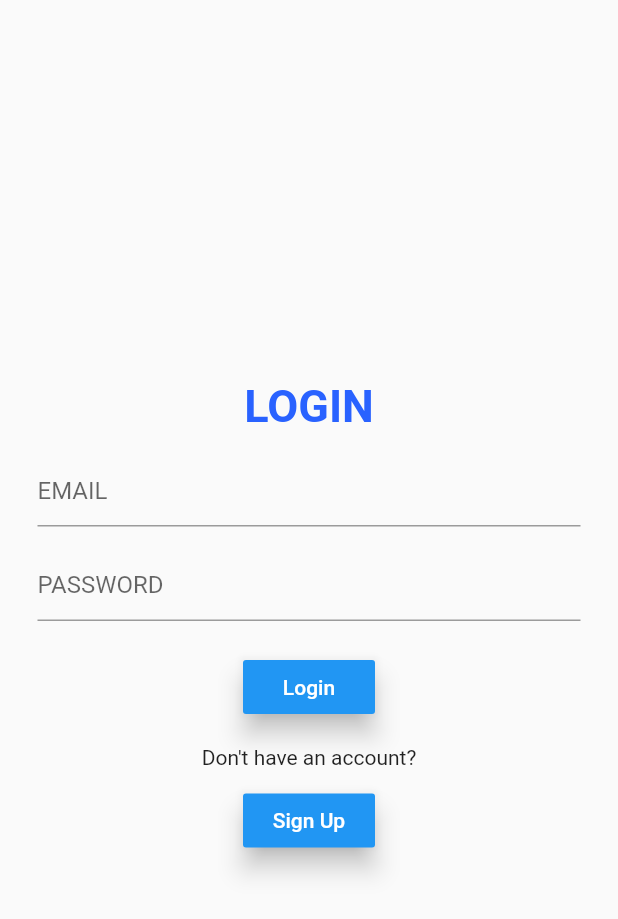
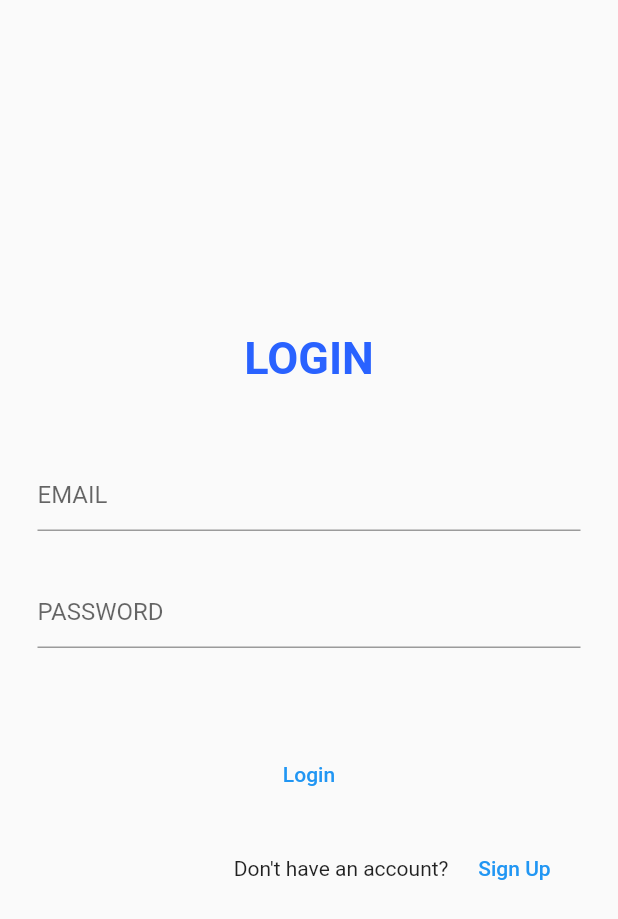
Before and after one commit to Hpaneru/TODO, a Flutter app: the screen it shows after launch, on a phone screen of 412 x 824 dp. Shown: the top 919 px of the screen. Run offline on Flutter 3.47's test engine with Material 2 defaults, Android fonts, the phone set to English and light mode, and no system bars; our stand-ins replace cloud_firestore, firebase_auth, firebase_storage, image_picker; accounts and stored records are empty.

Commit message:
slightly chnage

```diff
--- a/lib/login.dart
+++ b/lib/login.dart
@@ -11,24 +11,26 @@ class LoginPage extends StatefulWidget {
 class _LoginPageState extends State<LoginPage> {
   String _email;
   String _password;
+  bool loading = false;
 
   @override
   Widget build(BuildContext context) {
     return new Scaffold(
-        body:Center(
+        body: Center(
             child: SingleChildScrollView(
       child: Container(
         padding: EdgeInsets.all(25.0),
         child: Column(
           mainAxisAlignment: MainAxisAlignment.center,
           children: <Widget>[
-                  Text("LOGIN",
+            Text(
+              "LOGIN",
               style: TextStyle(
                   fontSize: 30.0,
                   color: Colors.blueAccent[700],
                   fontWeight: FontWeight.bold),
             ),
-                  SizedBox(height: 15.0),
+            SizedBox(height: 50.0),
             TextField(
                 decoration: InputDecoration(hintText: 'EMAIL'),
                 onChanged: (value) {
@@ -36,7 +38,7 @@ class _LoginPageState extends State<LoginPage> {
                     _email = value;
                   });
                 }),
-                  SizedBox(height: 15.0),
+            SizedBox(height: 30.0),
             TextField(
               decoration: InputDecoration(hintText: 'PASSWORD'),
               onChanged: (value) {
@@ -46,47 +48,47 @@ class _LoginPageState extends State<LoginPage> {
               },
               obscureText: true,
             ),
-                  SizedBox(height: 20.0),
-                  RaisedButton(
-                    child: Text('Login'),
-                    color: Colors.blue,
-                    textColor: Colors.white,
-                    elevation: 7.0,
+            SizedBox(height: 60.0),
+            FlatButton(
+              child:
+                  loading == true ? CircularProgressIndicator() : Text('Login'),
+              textColor: Colors.blue,
               onPressed: () {
+                setState(() {
+                  loading = true;
+                });
                 FirebaseAuth.instance
                     .signInWithEmailAndPassword(
                         email: _email, password: _password)
                     .then((AuthResult user) {
                   Navigator.pushReplacement(
-                           context,
-                           MaterialPageRoute(builder: (context)=> ToDo())
-                           );
+                      context, MaterialPageRoute(builder: (context) => ToDo()));
                 }).catchError((e) {
                   print(e);
                 });
               },
             ),
             SizedBox(height: 15.0),
+            Row(
+              mainAxisAlignment: MainAxisAlignment.end,
+              children: <Widget>[
                 Text('Don\'t have an account?'),
-                  SizedBox(height: 10.0),
-                  RaisedButton(
+                FlatButton(
                   child: Text('Sign Up'),
-                    color: Colors.blue,
-                    textColor: Colors.white,
-                    elevation: 7.0,
+                  textColor: Colors.blue,
                   onPressed: () {
                     Navigator.pushReplacement(
                         context,
                         MaterialPageRoute(
                           builder: (context) => Signup(),
-              )
-            );
+                        ));
                   },
                 ),
               ],
-              )),
+            )
+          ],
         ),
       ),
-        );
+    )));
   }
 }
```
Also changed, not shown: lib/signup.dart (+38 -33 lines). Lines whose indentation alone changed are shown as unchanged.
